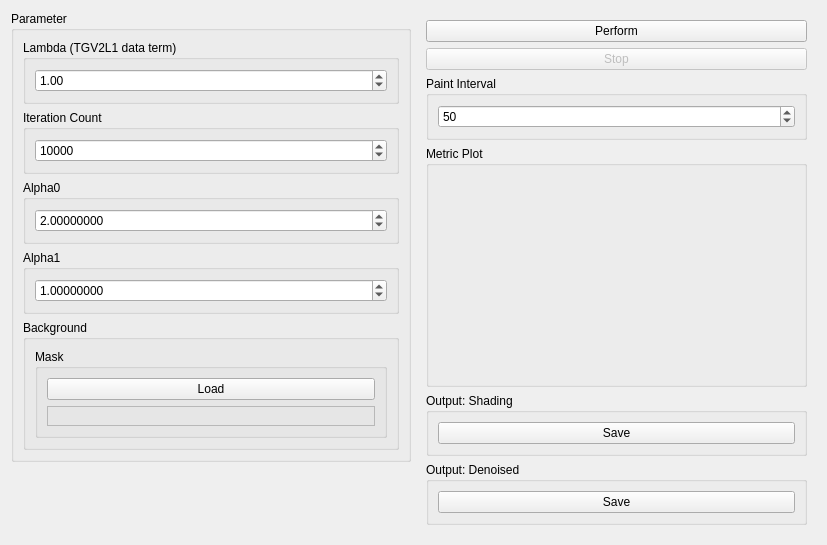
Old version of the form source/modules/tgv_deshade_metric_plot/TGVDeshadeMetricPlotWidget.ui in the repository josefkoller/ambient_image_processor.
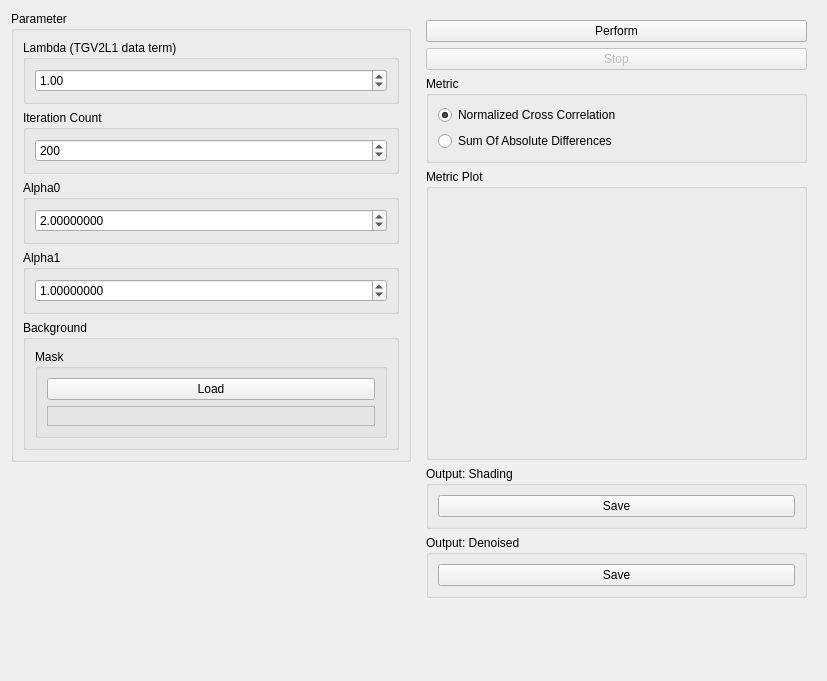
New version of the form. Custom widgets are drawn as their Qt base class.

Commit message: tgv deshade metric plot without in between plotting

Patch:
```diff
--- a/source/modules/tgv_deshade_metric_plot/TGVDeshadeMetricPlotWidget.ui
+++ b/source/modules/tgv_deshade_metric_plot/TGVDeshadeMetricPlotWidget.ui
@@ -7,7 +7,7 @@
     <x>0</x>
     <y>0</y>
     <width>827</width>
-    <height>543</height>
+    <height>681</height>
    </rect>
   </property>
   <property name="windowTitle">
@@ -63,7 +63,7 @@
             <number>99999999</number>
            </property>
            <property name="value">
-            <number>10000</number>
+            <number>200</number>
            </property>
            <property name="displayIntegerBase">
             <number>10</number>
@@ -197,16 +197,23 @@
       <item>
        <widget class="QGroupBox" name="paint_interval_box">
         <property name="title">
-         <string>Paint Interval</string>
+         <string>Metric</string>
         </property>
-        <layout class="QHBoxLayout" name="horizontalLayout_2">
+        <layout class="QVBoxLayout" name="verticalLayout_12">
          <item>
-          <widget class="QSpinBox" name="paint_iteration_interval_spinbox">
-           <property name="maximum">
-            <number>999999999</number>
+          <widget class="QRadioButton" name="normalized_cross_correlation_checkbox">
+           <property name="text">
+            <string>Normalized Cross Correlation</string>
            </property>
-           <property name="value">
-            <number>50</number>
+           <property name="checked">
+            <bool>true</bool>
+           </property>
+          </widget>
+         </item>
+         <item>
+          <widget class="QRadioButton" name="sum_of_absolute_differences_checkbox">
+           <property name="text">
+            <string>Sum Of Absolute Differences</string>
            </property>
           </widget>
          </item>
@@ -224,7 +231,7 @@
            <property name="minimumSize">
             <size>
              <width>0</width>
-             <height>200</height>
+             <height>250</height>
             </size>
            </property>
           </widget>
```
Left out of the diff: 2 changed lines with no effect on the pictures. The commit also changes 4 other files.
